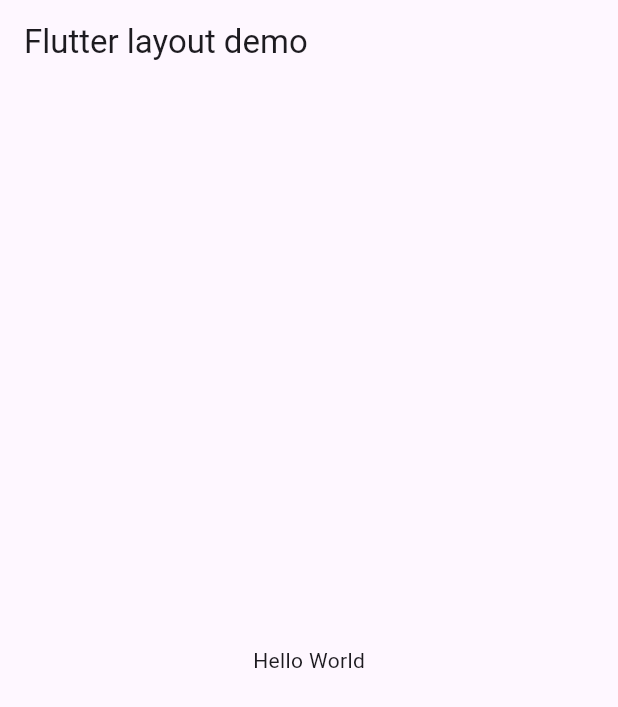
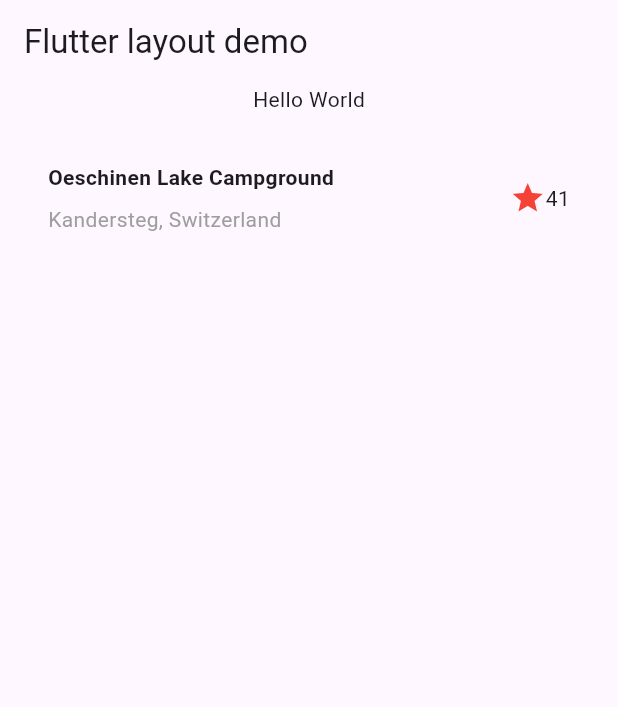
Before and after one commit to MariLFO/estacio-mundo4-missao-nivel-2, a Flutter app: the screen it shows after launch, on a phone screen of 412 x 824 dp. Shown: the top 707 px of the screen. Run offline on Flutter 3.47's test engine with Material 3 defaults, Android fonts, the phone set to English and light mode, and no system bars.

Commit message:
MissaoPratica - Secao Titulo

```diff
--- a/MissaoPratica/explore_mundo/lib/main.dart
+++ b/MissaoPratica/explore_mundo/lib/main.dart
@@ -7,14 +7,54 @@ class MyApp extends StatelessWidget {
 
   @override
   Widget build(BuildContext context) {
+    Widget titleSection = Container(
+      padding: const EdgeInsets.all(32),
+      child: Row(
+        children: [
+          Expanded(
+            child: Column(
+              crossAxisAlignment: CrossAxisAlignment.start,
+              children: [
+                Container(
+                  padding: const EdgeInsets.only(bottom: 8),
+                  child: const Text(
+                    'Oeschinen Lake Campground',
+                    style: TextStyle(
+                      fontWeight: FontWeight.bold,
+                    ),
+                  ),
+                ),
+                Text(
+                  'Kandersteg, Switzerland',
+                  style: TextStyle(
+                    color: Colors.grey[500],
+                  ),
+                ),
+              ],
+            ),
+          ),
+          Icon(
+            Icons.star,
+            color: Colors.red[500],
+          ),
+          const Text('41'),
+        ],
+      ),
+    );
+
     return MaterialApp(
       title: 'Flutter layout demo',
       home: Scaffold(
         appBar: AppBar(
           title: const Text('Flutter layout demo'),
         ),
-        body: const Center(
-          child: Text('Hello World'),
+        body: ListView(
+          children: [
+            const Center(
+              child: Text('Hello World'),
+            ),
+            titleSection,
+          ],
         ),
       ),
     );
```
